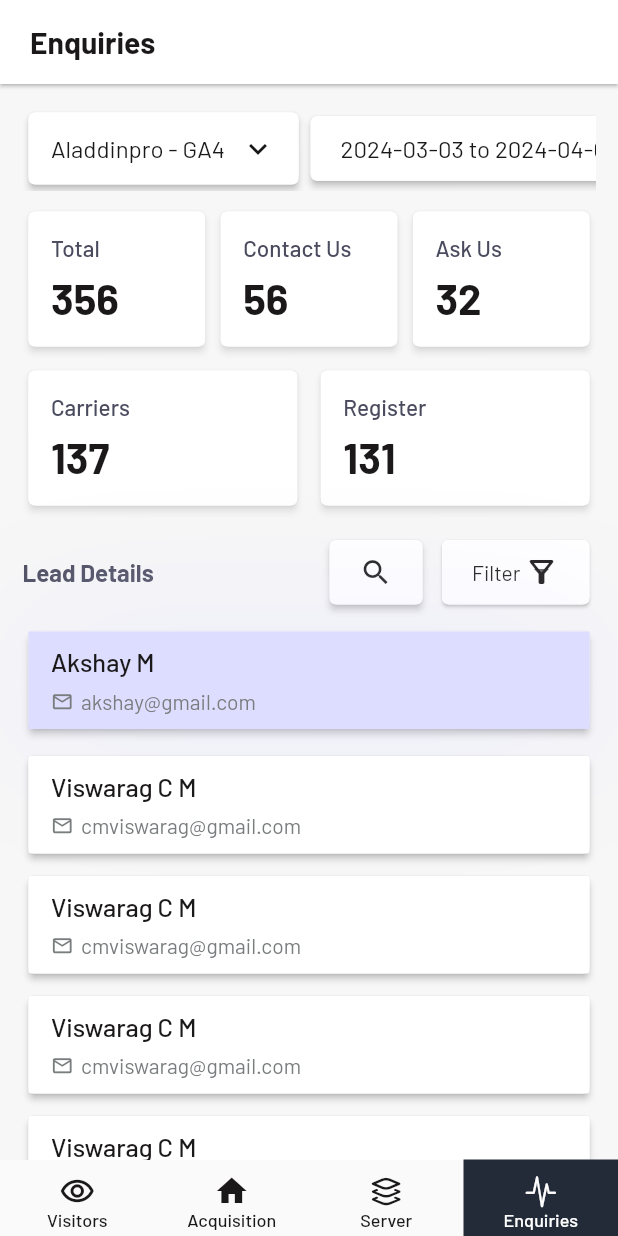
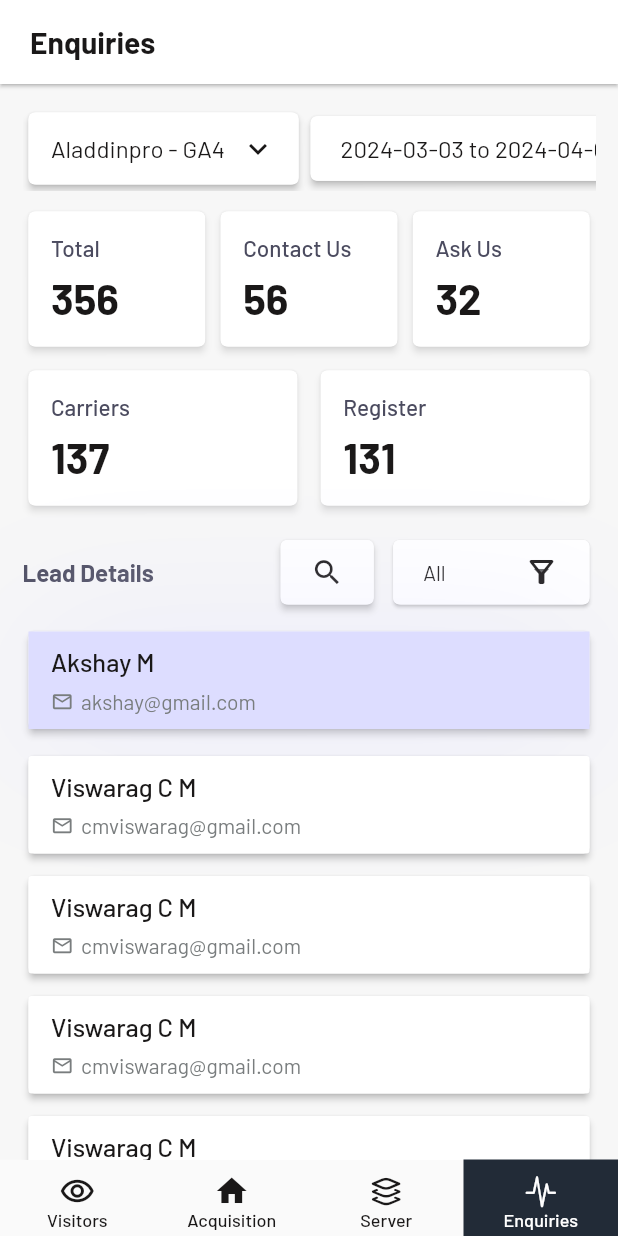
Before and after one commit to mirza-d3x/red_dog, a Flutter app: the screen it shows after launch, item 4 of the bottom bar chosen, on a phone screen of 412 x 824 dp. Run offline on Flutter 3.47's test engine with Material 3 defaults, Android fonts, the phone set to English and light mode, and no system bars; our stand-ins replace charts_flutter, fl_chart, percent_indicator, syncfusion_flutter_charts, table_calendar; missing offline and left inert: countries_world_map.

Commit message:
edited filter option in enquiry screen

```diff
--- a/lib/features/tabs/enquiries_screen.dart
+++ b/lib/features/tabs/enquiries_screen.dart
@@ -286,7 +286,7 @@ class _EnquiryScreenState extends State<EnquiryScreen> {
                                   child: DropdownButton(
                                     hint: selectedValue == null
                                         ? Text(
-                                      'Filter',
+                                      'All',
                                       style: filterTextStyle,
                                     )
                                         : Text(
@@ -298,12 +298,14 @@ class _EnquiryScreenState extends State<EnquiryScreen> {
                                       setState(() {
                                         isSortSelected = true;
                                         selectedValue = newValue;
-                                        selectedValue == 'A to Z' ? sortOrder = 'AtoZ' : sortOrder = 'ZtoA';
+                                        // selectedValue == 'Carrers' ? sortOrder = 'AtoZ' : sortOrder = 'ZtoA';
                                       });
                                     },
                                     items: [
-                                      'A to Z',
-                                      'Z to A'
+                                      'All',
+                                      'Carrers',
+                                      'Contact Us',
+                                      'Ask Us'
                                     ].map((String value) {
                                       return DropdownMenuItem<String>(
                                         value: value,
```
